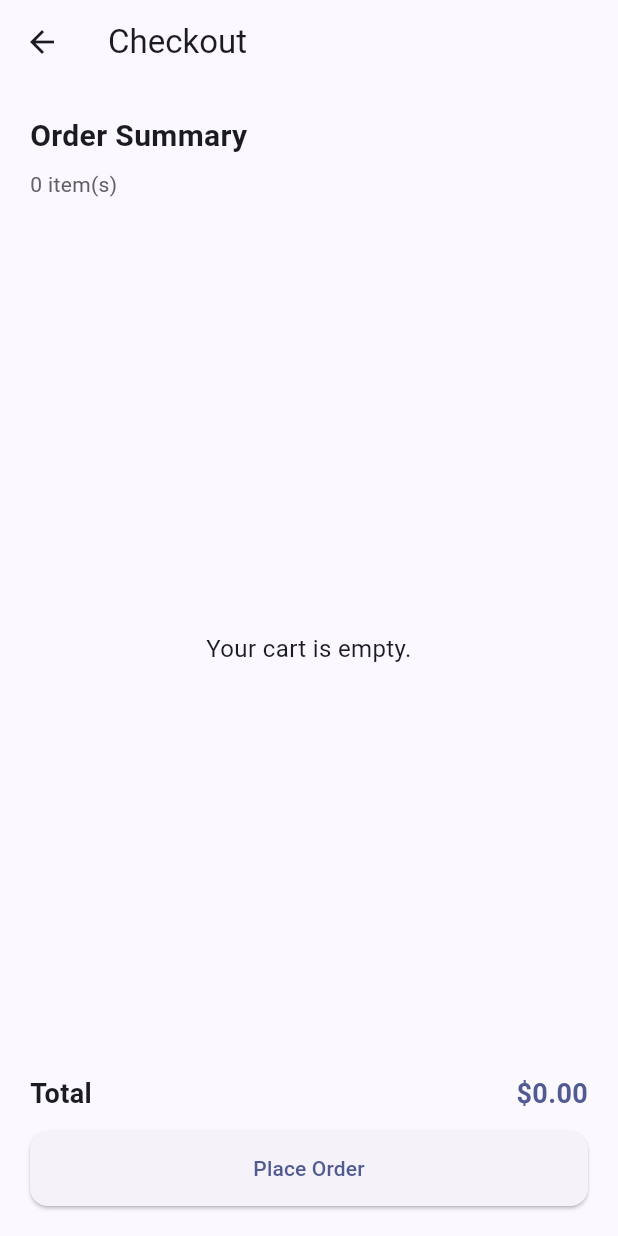
After one commit to gageWolston/PrinterProject, a Flutter app: the CheckoutPage screen opened directly, on a phone screen of 412 x 824 dp. The commit adds this screen. Run offline on Flutter 3.47's test engine with Material 3 defaults, Android fonts, the phone set to English and light mode, and no system bars; our stand-ins replace hive, hive_flutter; accounts and stored records are empty.

Commit message:
Add printer detail and checkout flow

```diff
--- /dev/null
+++ b/lib/checkout_page.dart
@@ -0,0 +1,161 @@
+import 'dart:async';
+
+import 'package:flutter/material.dart';
+import 'package:provider/provider.dart';
+
+import 'services/cart_service.dart';
+import 'widgets/animated_button.dart';
+
+class CheckoutPage extends StatefulWidget {
+  const CheckoutPage({super.key});
+
+  @override
+  State<CheckoutPage> createState() => _CheckoutPageState();
+}
+
+class _CheckoutPageState extends State<CheckoutPage> {
+  bool _isProcessing = false;
+  bool _isComplete = false;
+  Timer? _timer;
+
+  @override
+  void dispose() {
+    _timer?.cancel();
+    super.dispose();
+  }
+
+  void _startCheckout(CartService cart) {
+    setState(() {
+      _isProcessing = true;
+      _isComplete = false;
+    });
+
+    _timer?.cancel();
+    _timer = Timer(const Duration(seconds: 2), () {
+      if (!mounted) return;
+      setState(() {
+        _isProcessing = false;
+        _isComplete = true;
+      });
+      cart.clearCart();
+    });
+  }
+
+  @override
+  Widget build(BuildContext context) {
+    final cart = Provider.of<CartService>(context);
+
+    return Scaffold(
+      appBar: AppBar(title: const Text('Checkout')),
+      body: Padding(
+        padding: const EdgeInsets.all(20),
+        child: Column(
+          crossAxisAlignment: CrossAxisAlignment.start,
+          children: [
+            const Text(
+              'Order Summary',
+              style: TextStyle(fontSize: 20, fontWeight: FontWeight.bold),
+            ),
+            const SizedBox(height: 8),
+            Text(
+              '${cart.items.length} item(s)',
+              style: TextStyle(color: Colors.grey.shade700),
+            ),
+            const SizedBox(height: 16),
+            Expanded(
+              child: AnimatedSwitcher(
+                duration: const Duration(milliseconds: 300),
+                child: cart.items.isEmpty
+                    ? Center(
+                        child: Text(
+                          _isComplete
+                              ? 'Checkout complete! Your items are on the way.'
+                              : 'Your cart is empty.',
+                          textAlign: TextAlign.center,
+                          style: const TextStyle(fontSize: 16),
+                        ),
+                      )
+                    : ListView.builder(
+                        key: const ValueKey('cartList'),
+                        itemCount: cart.items.length,
+                        itemBuilder: (context, index) {
+                          final item = cart.items[index];
+                          return ListTile(
+                            title: Text(item.name),
+                            subtitle:
+                                Text('\$${item.price.toStringAsFixed(2)}'),
+                          );
+                        },
+                      ),
+              ),
+            ),
+            if (!_isComplete)
+              Column(
+                crossAxisAlignment: CrossAxisAlignment.start,
+                children: [
+                  Row(
+                    mainAxisAlignment: MainAxisAlignment.spaceBetween,
+                    children: [
+                      const Text(
+                        'Total',
+                        style: TextStyle(
+                          fontSize: 18,
+                          fontWeight: FontWeight.bold,
+                        ),
+                      ),
+                      Text(
+                        '\$${cart.totalPrice.toStringAsFixed(2)}',
+                        style: TextStyle(
+                          fontSize: 18,
+                          fontWeight: FontWeight.bold,
+                          color: Theme.of(context).colorScheme.primary,
+                        ),
+                      ),
+                    ],
+                  ),
+                  const SizedBox(height: 12),
+                  AnimatedActionButton(
+                    onPressed: _isProcessing
+                        ? null
+                        : () => _startCheckout(cart),
+                    child: _isProcessing
+                        ? const SizedBox(
+                            height: 22,
+                            width: 22,
+                            child: CircularProgressIndicator(strokeWidth: 3),
+                          )
+                        : const Text('Place Order'),
+                    style: ElevatedButton.styleFrom(
+                      minimumSize: const Size.fromHeight(50),
+                      shape: RoundedRectangleBorder(
+                        borderRadius: BorderRadius.circular(12),
+                      ),
+                    ),
+                  ),
+                ],
+              ),
+            if (_isComplete)
+              Center(
+                child: Column(
+                  mainAxisSize: MainAxisSize.min,
+                  children: [
+                    Icon(
+                      Icons.check_circle,
+                      size: 64,
+                      color: Theme.of(context).colorScheme.primary,
+                    ),
+                    const SizedBox(height: 8),
+                    const Text(
+                      'Thanks for your purchase!',
+                      style:
+                          TextStyle(fontSize: 18, fontWeight: FontWeight.bold),
+                    ),
+                  ],
+                ),
+              ),
+          ],
+        ),
+      ),
+    );
+  }
+}
--- a/lib/models/printer.dart
+++ b/lib/models/printer.dart
@@ -5,6 +5,8 @@ class Printer {
   final double rating;
   final double price;
   final String image; // asset path
+  final String description;
+  final List<String> highlights;
 
   Printer({
     required this.name,
@@ -13,5 +15,7 @@ class Printer {
     required this.rating,
     required this.price,
     required this.image,
+    required this.description,
+    required this.highlights,
   });
 }
--- /dev/null
+++ b/lib/widgets/animated_button.dart
@@ -0,0 +1,48 @@
+import 'package:flutter/material.dart';
+
+class AnimatedActionButton extends StatefulWidget {
+  final VoidCallback? onPressed;
+  final Widget child;
+  final ButtonStyle? style;
+
+  const AnimatedActionButton({
+    required this.onPressed,
+    required this.child,
+    this.style,
+    super.key,
+  });
+
+  @override
+  State<AnimatedActionButton> createState() => _AnimatedActionButtonState();
+}
+
+class _AnimatedActionButtonState extends State<AnimatedActionButton> {
+  bool _pressed = false;
+
+  void _setPressed(bool value) {
+    if (widget.onPressed == null) return;
+
+    if (_pressed != value) {
+      setState(() => _pressed = value);
+    }
+  }
+
+  @override
+  Widget build(BuildContext context) {
+    return Listener(
+      onPointerDown: (_) => _setPressed(true),
+      onPointerUp: (_) => _setPressed(false),
+      onPointerCancel: (_) => _setPressed(false),
+      child: AnimatedScale(
+        scale: _pressed && widget.onPressed != null ? 0.96 : 1.0,
+        duration: const Duration(milliseconds: 140),
+        curve: Curves.easeOut,
+        child: ElevatedButton(
+          style: widget.style,
+          onPressed: widget.onPressed,
+          child: widget.child,
+        ),
+      ),
+    );
+  }
+}
--- a/lib/widgets/filters.dart
+++ b/lib/widgets/filters.dart
@@ -1,6 +1,6 @@
 import 'package:flutter/material.dart';
 
-class FilterList extends StatefulWidget{
+class FilterList extends StatefulWidget {
   final Function(Set<String>) onFiltersChanged;
   const FilterList({super.key, required this.onFiltersChanged});
 
@@ -17,7 +17,7 @@ class FiltersListState extends State<FilterList> {
     'Black & White',
     'Laser',
     'Inkjet',
-    'Epson'
+    'Dot Matrix'
   ];
 
   final Set<String> selectedFilters = {};
```
Also changed, not shown: lib/cart_page.dart (+30 -9 lines), lib/home_page.dart (+52 -24 lines), lib/login_page.dart (+51 -3 lines), lib/main.dart (+15 -11 lines), lib/printer_detail_page.dart (added, +116 -0 lines), lib/services/auth_service.dart (+6 -4 lines), lib/widgets/printer_card.dart (+19 -6 lines).
